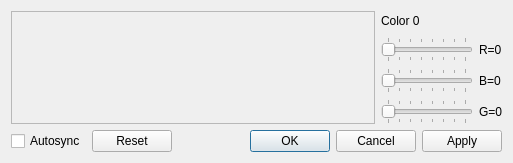
This is src/PaletteDialog.ui in openMSX/debugger as Qt 5 draws it before an edit. The edited form follows.
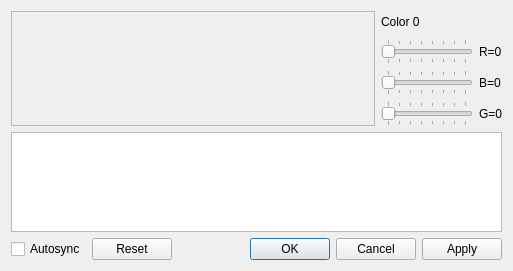
This is the edited form.

Commit message: show palette as text

```diff
--- a/src/PaletteDialog.ui
+++ b/src/PaletteDialog.ui
@@ -7,7 +7,7 @@
     <x>0</x>
     <y>0</y>
     <width>513</width>
-    <height>163</height>
+    <height>271</height>
    </rect>
   </property>
   <property name="windowTitle">
@@ -108,6 +108,22 @@
      </item>
     </layout>
    </item>
+   <item>
+    <widget class="QPlainTextEdit" name="plainTextEdit">
+     <property name="sizePolicy">
+      <sizepolicy hsizetype="Expanding" vsizetype="Fixed">
+       <horstretch>0</horstretch>
+       <verstretch>0</verstretch>
+      </sizepolicy>
+     </property>
+     <property name="maximumSize">
+      <size>
+       <width>16777215</width>
+       <height>100</height>
+      </size>
+     </property>
+    </widget>
+   </item>
    <item>
     <layout class="QHBoxLayout" name="horizontalLayout_2">
      <item>
```
The commit also changes 2 other files.
